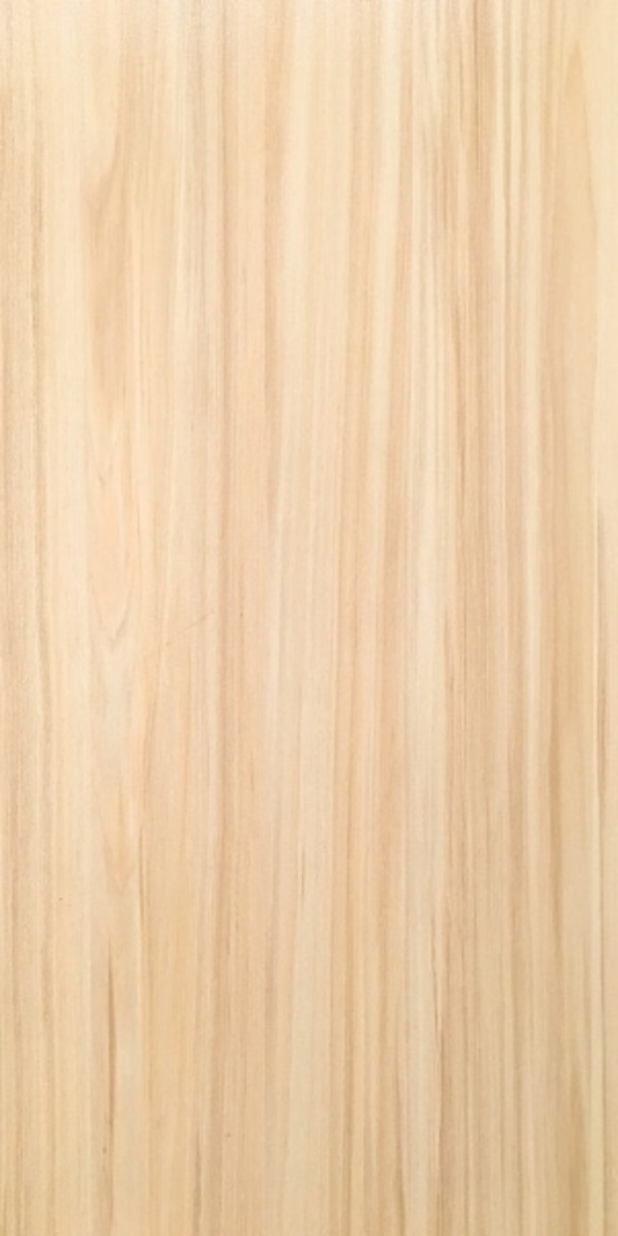
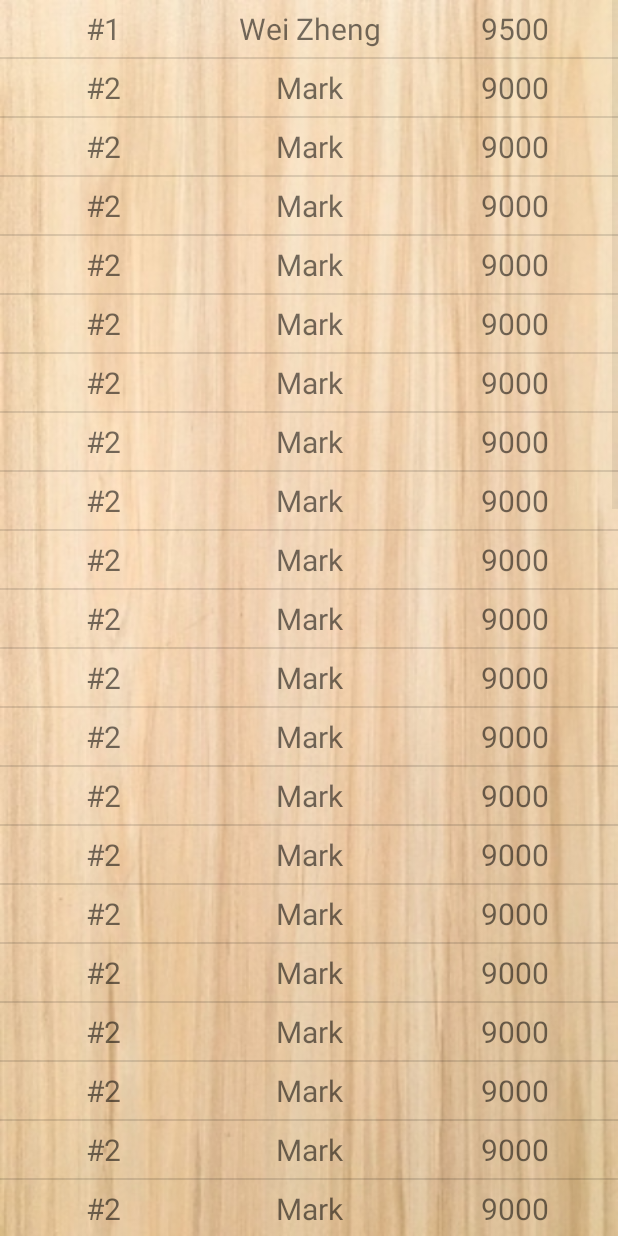
Before and after one commit to yeoweizheng/FlipMeTeam7, an Android app: the LeaderBoardActivity screen opened directly, with no data from a screen before it, on a phone screen of 412 x 824 dp. Run offline under Robolectric (Android 15) with nearby library versions, the phone set to English and light mode, and no system bars.

Commit message:
Added leaderboard with static data

```diff
--- a/app/src/main/java/sg/edu/nus/flipmeteam7/GameActivity.java
+++ b/app/src/main/java/sg/edu/nus/flipmeteam7/GameActivity.java
@@ -62,6 +62,7 @@ public class GameActivity extends AppCompatActivity implements View.OnClickListe
         startTimer();
         Intent intent = new Intent(this, MusicService.class);
         bindService(intent, this, BIND_AUTO_CREATE);
+        stopGame();
     }
 
     @Override
--- a/app/src/main/java/sg/edu/nus/flipmeteam7/LeaderBoardActivity.java
+++ b/app/src/main/java/sg/edu/nus/flipmeteam7/LeaderBoardActivity.java
@@ -2,6 +2,11 @@ package sg.edu.nus.flipmeteam7;
 
 import android.support.v7.app.AppCompatActivity;
 import android.os.Bundle;
+import android.widget.ListView;
+
+import java.lang.reflect.Array;
+import java.util.ArrayList;
+import java.util.List;
 
 public class LeaderBoardActivity extends AppCompatActivity {
 
@@ -9,5 +14,13 @@ public class LeaderBoardActivity extends AppCompatActivity {
     protected void onCreate(Bundle savedInstanceState) {
         super.onCreate(savedInstanceState);
         setContentView(R.layout.activity_leader_board);
+        List<LeaderboardRowItem> list = new ArrayList<LeaderboardRowItem>();
+        LeaderboardRowItem rowItem1 = new LeaderboardRowItem(1, "#1", "Wei Zheng", "9500");
+        LeaderboardRowItem rowItem2 = new LeaderboardRowItem(2, "#2", "Mark", "9000");
+        list.add(rowItem1);
+        for(int i = 0; i < 50; i++) list.add(rowItem2);
+        ListView listView =  findViewById(R.id.leaderBoard);
+        LeaderboardAdapter adapter = new LeaderboardAdapter(this, R.layout.activity_leader_board, list);
+        listView.setAdapter(adapter);
     }
 }
--- /dev/null
+++ b/app/src/main/java/sg/edu/nus/flipmeteam7/LeaderboardAdapter.java
@@ -0,0 +1,50 @@
+package sg.edu.nus.flipmeteam7;
+
+import android.app.Activity;
+import android.content.Context;
+import android.view.LayoutInflater;
+import android.view.View;
+import android.view.ViewGroup;
+import android.widget.ArrayAdapter;
+import android.widget.TextView;
+
+import org.w3c.dom.Text;
+
+import java.util.List;
+
+public class LeaderboardAdapter extends ArrayAdapter {
+    Context context;
+
+    public LeaderboardAdapter(Context context, int resourceId, List<LeaderboardRowItem> items){
+        super(context, resourceId, items);
+        this.context = context;
+    }
+
+    public class RowItemView{
+        TextView rankView;
+        TextView nameView;
+        TextView scoreView;
+    }
+
+
+    @Override
+    public View getView(int position, View view, ViewGroup parent){
+        RowItemView row = null;
+        LeaderboardRowItem rowItem = (LeaderboardRowItem) getItem(position);
+        LayoutInflater inflater = (LayoutInflater) context.getSystemService(Activity.LAYOUT_INFLATER_SERVICE);
+        if(view == null){
+            view = inflater.inflate(R.layout.leader_board_item, null);
+            row = new RowItemView();
+            row.rankView = view.findViewById(R.id.rankNo);
+            row.nameView = view.findViewById(R.id.scoreboardName);
+            row.scoreView = view.findViewById(R.id.scoreboardPoints);
+            view.setTag(row);
+        } else {
+            row = (RowItemView) view.getTag();
+        }
+        row.rankView.setText(rowItem.rank);
+        row.nameView.setText(rowItem.name);
+        row.scoreView.setText(rowItem.score);
+        return view;
+    }
+}
--- /dev/null
+++ b/app/src/main/java/sg/edu/nus/flipmeteam7/LeaderboardRowItem.java
@@ -0,0 +1,16 @@
+package sg.edu.nus.flipmeteam7;
+
+public class LeaderboardRowItem {
+    int id;
+    String rank;
+    String name;
+    String score;
+
+    public LeaderboardRowItem(int id, String rank, String name, String score) {
+        this.id = id;
+        this.rank = rank;
+        this.name = name;
+        this.score = score;
+    }
+
+}
--- a/app/src/main/res/layout/activity_leader_board.xml
+++ b/app/src/main/res/layout/activity_leader_board.xml
@@ -6,12 +6,10 @@
     android:layout_height="match_parent"
     tools:context=".LeaderBoardActivity">
 
-    <ScrollView
+    <ListView
+        android:id="@+id/leaderBoard"
         android:layout_width="match_parent"
-        android:layout_height="match_parent">
-        <ListView
-            android:id="@+id/leaderBoard"
-            android:layout_width="match_parent"
-            android:layout_height="wrap_content" />
-    </ScrollView>
+        android:layout_height="wrap_content"
+        app:layout_constraintTop_toTopOf="parent"
+        />
 </android.support.constraint.ConstraintLayout>
--- /dev/null
+++ b/app/src/main/res/layout/leader_board_item.xml
@@ -0,0 +1,29 @@
+<?xml version="1.0" encoding="utf-8"?>
+<LinearLayout xmlns:android="http://schemas.android.com/apk/res/android"
+    android:orientation="horizontal" android:layout_width="match_parent"
+    android:layout_height="match_parent">
+    <TextView
+        android:id="@+id/rankNo"
+        android:layout_width="0dp"
+        android:layout_height="wrap_content"
+        android:textSize="20dp"
+        android:padding="5dp"
+        android:textAlignment="center"
+        android:layout_weight="1"/>
+    <TextView
+        android:id="@+id/scoreboardName"
+        android:layout_width="0dp"
+        android:layout_height="wrap_content"
+        android:textSize="20dp"
+        android:padding="5dp"
+        android:textAlignment="center"
+        android:layout_weight="1"/>
+    <TextView
+        android:id="@+id/scoreboardPoints"
+        android:layout_width="0dp"
+        android:layout_height="wrap_content"
+        android:textSize="20dp"
+        android:padding="5dp"
+        android:textAlignment="center"
+        android:layout_weight="1"/>
+</LinearLayout>
```
